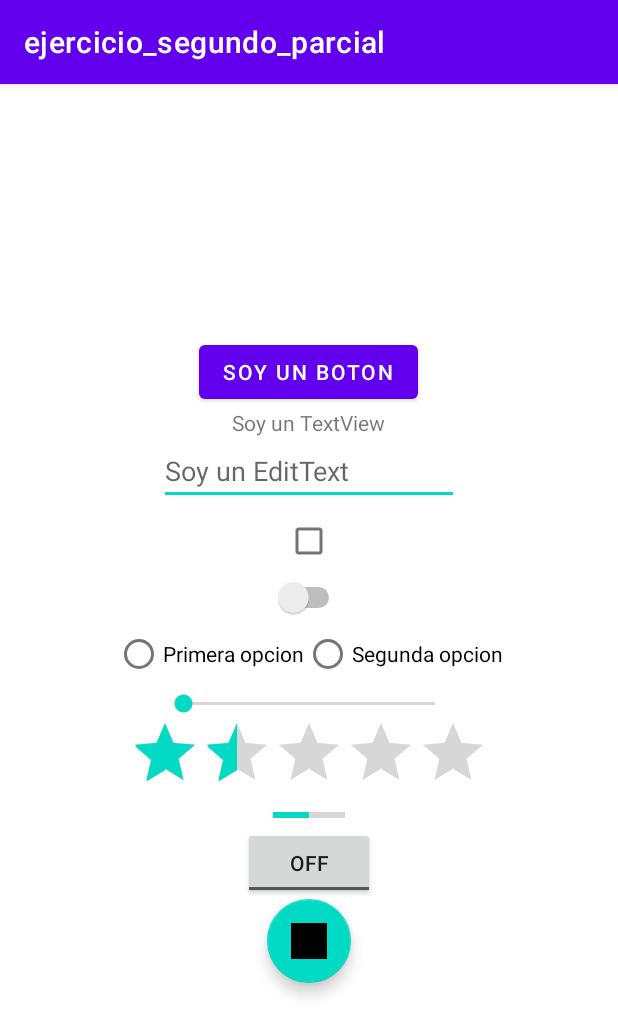
After one commit to nikki-henri/2doParcial, an Android app: the WidgetsActivity screen opened directly, with no data from a screen before it, on a phone screen of 412 x 824 dp. The commit adds this screen. Shown: the top 1036 px of the screen. Run offline under Robolectric (Android 15) with nearby library versions, the phone set to English and light mode, and no system bars.

Commit message:
clase29sep
:)

```diff
--- a/app/src/main/AndroidManifest.xml
+++ b/app/src/main/AndroidManifest.xml
@@ -14,6 +14,9 @@
         android:theme="@style/Theme.Ejercicio_segundo_parcial"
         tools:targetApi="31">
         <activity
+            android:name=".WidgetsActivity"
+            android:exported="false" />
+        <activity
             android:name=".MainActivity"
             android:exported="true">
             <intent-filter>
--- /dev/null
+++ b/app/src/main/java/com/example/ejercicio_segundo_parcial/WidgetsActivity.java
@@ -0,0 +1,89 @@
+package com.example.ejercicio_segundo_parcial;
+
+import androidx.appcompat.app.AppCompatActivity;
+
+import android.os.Bundle;
+import android.text.Editable;
+import android.text.TextWatcher;
+import android.view.View;
+import android.widget.Button;
+import android.widget.SeekBar;
+import android.widget.TextView;
+import android.widget.Toast;
+
+public class WidgetsActivity extends AppCompatActivity {
+
+    Button myButton;
+    SeekBar seekBar;
+    TextView textView;
+
+    @Override
+    protected void onCreate(Bundle savedInstanceState) {
+        super.onCreate(savedInstanceState);
+        setContentView(R.layout.activity_widgets);
+
+        myButton = findViewById(R.id.btn_button);
+        seekBar = findViewById(R.id.seek_bar);
+        textView = findViewById(R.id.text_view);
+
+        listenerButton();
+        listenerTextView();
+        seekBar.setOnSeekBarChangeListener(new SeekBar.OnSeekBarChangeListener() {
+            @Override
+            public void onProgressChanged(SeekBar seekBar, int i, boolean b) {
+                textView.setText("El valor es: " + i);
+            }
+
+            @Override
+            public void onStartTrackingTouch(SeekBar seekBar) {
+
+            }
+
+            @Override
+            public void onStopTrackingTouch(SeekBar seekBar) {
+
+            }
+        });
+    }
+
+    private void listenerButton(){
+        myButton.setOnClickListener(new View.OnClickListener() {
+            @Override
+            public void onClick(View view) {
+                textView.setText("onClick");
+                message("onClick myButton");
+            }
+        });
+
+        myButton.setOnLongClickListener(new View.OnLongClickListener() {
+            @Override
+            public boolean onLongClick(View view) {
+                textView.setText("onLongClick");
+                message("onLongClick myButton");
+                return false;
+            }
+        });
+    }
+
+    private void listenerTextView(){
+        textView.addTextChangedListener(new TextWatcher() {
+            @Override
+            public void beforeTextChanged(CharSequence charSequence, int i, int i1, int i2) {
+                message("beforeTextView " + charSequence);
+            }
+
+            @Override
+            public void onTextChanged(CharSequence charSequence, int i, int i1, int i2) {
+                message("changedTextView " + charSequence);
+            }
+
+            @Override
+            public void afterTextChanged(Editable editable) {
+                message("afterTextView ");
+            }
+        });
+    }
+    private void message(String message) {
+        Toast.makeText(this, message, Toast.LENGTH_LONG).show();
+    }
+}
--- /dev/null
+++ b/app/src/main/java/com/example/ejercicio_segundo_parcial/poo/Automovil.java
@@ -0,0 +1,6 @@
+package com.example.ejercicio_segundo_parcial.poo;
+
+public class Automovil {
+
+    Bicicleta bici = new Bicicleta();
+}
--- /dev/null
+++ b/app/src/main/res/layout/activity_widgets.xml
@@ -0,0 +1,90 @@
+<?xml version="1.0" encoding="utf-8"?>
+<LinearLayout xmlns:android="http://schemas.android.com/apk/res/android"
+    xmlns:app="http://schemas.android.com/apk/res-auto"
+    xmlns:tools="http://schemas.android.com/tools"
+    android:layout_width="match_parent"
+    android:layout_height="match_parent"
+    tools:context=".WidgetsActivity"
+    android:orientation="vertical"
+    android:gravity="center">
+
+    <Button
+        android:id="@+id/btn_button"
+        android:layout_width="wrap_content"
+        android:layout_height="wrap_content"
+        android:text="Soy un boton"/>
+
+    <TextView
+        android:id="@+id/text_view"
+        android:layout_width="wrap_content"
+        android:layout_height="wrap_content"
+        android:text="Soy un TextView"/>
+
+    <EditText
+        android:id="@+id/edit_text"
+        android:layout_width="200dp"
+        android:layout_height="wrap_content"
+        android:hint="Soy un EditText"/>
+
+    <CheckBox
+        android:id="@+id/check_box"
+        android:layout_width="wrap_content"
+        android:layout_height="wrap_content"/>
+
+    <Switch
+        android:id="@+id/sw_switch"
+        android:layout_width="wrap_content"
+        android:layout_height="wrap_content"/>
+
+    <RadioGroup
+        android:id="@+id/radio_group"
+        android:layout_width="wrap_content"
+        android:layout_height="wrap_content"
+        android:orientation="horizontal">
+
+        <RadioButton
+            android:id="@+id/opt1"
+            android:layout_width="wrap_content"
+            android:layout_height="wrap_content"
+            android:text="Primera opcion"/>
+
+        <RadioButton
+            android:id="@+id/opt2"
+            android:layout_width="wrap_content"
+            android:layout_height="wrap_content"
+            android:text="Segunda opcion"/>
+    </RadioGroup>
+
+    <SeekBar
+        android:id="@+id/seek_bar"
+        android:layout_width="200dp"
+        android:layout_height="wrap_content"
+        android:max="10"/>
+
+    <RatingBar
+        android:id="@+id/raiting_bar"
+        android:stepSize="0.5"
+        android:rating="1.5"
+        android:numStars="5"
+        android:layout_width="wrap_content"
+        android:layout_height="wrap_content"/>
+
+    <ProgressBar
+        android:id="@+id/progress_bar"
+        android:layout_width="wrap_content"
+        android:layout_height="wrap_content"
+        style="@style/Widget.AppCompat.ProgressBar.Horizontal"
+        android:progress="50"/>
+
+    <ToggleButton
+        android:id="@+id/toggle_btn"
+        android:layout_width="wrap_content"
+        android:layout_height="wrap_content"/>
+
+    <com.google.android.material.floatingactionbutton.FloatingActionButton
+        android:id="@+id/floating_btn"
+        android:layout_width="wrap_content"
+        android:src="@drawable/ic_launcher_background"
+        android:layout_height="wrap_content"/>
+
+</LinearLayout>
--- a/app/src/main/res/values/strings.xml
+++ b/app/src/main/res/values/strings.xml
@@ -1,3 +1,5 @@
 <resources>
     <string name="app_name">ejercicio_segundo_parcial</string>
+
+    <string name="btn_elements">WIDGETS</string>
 </resources>
```
Also changed, not shown: app/src/main/java/com/example/ejercicio_segundo_parcial/MainActivity.java (+14 -0 lines), app/src/main/java/com/example/ejercicio_segundo_parcial/poo/Bicicleta.java (added, +23 -0 lines), app/src/main/res/layout/activity_main.xml (+5 -3 lines).
